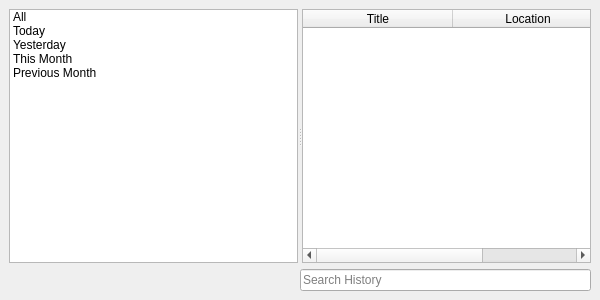
First picture: the form in 2.x/UI/dooble_history_window.ui, repository textbrowser/dooble, before the edit.
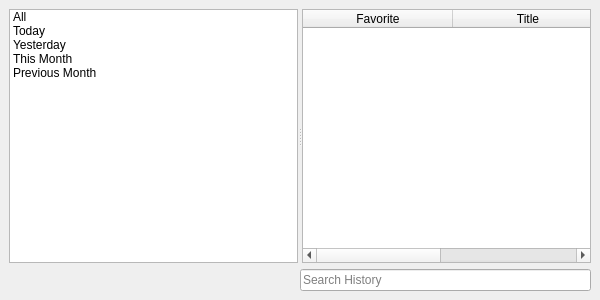
Second picture: the form after the edit. Icons and pictures are not drawn. Custom widgets are drawn as their Qt base class.

Commit message: New Favorite column.

What changed in the file:
```diff
--- a/2.x/UI/dooble_history_window.ui
+++ b/2.x/UI/dooble_history_window.ui
@@ -74,7 +74,7 @@
         <number>150</number>
        </attribute>
        <attribute name="horizontalHeaderMinimumSectionSize">
-        <number>150</number>
+        <number>125</number>
        </attribute>
        <attribute name="horizontalHeaderShowSortIndicator" stdset="0">
         <bool>true</bool>
@@ -85,6 +85,11 @@
        <attribute name="verticalHeaderVisible">
         <bool>false</bool>
        </attribute>
+       <column>
+        <property name="text">
+         <string>Favorite</string>
+        </property>
+       </column>
        <column>
         <property name="text">
          <string>Title</string>
```
The commit also changes 2 other files.
